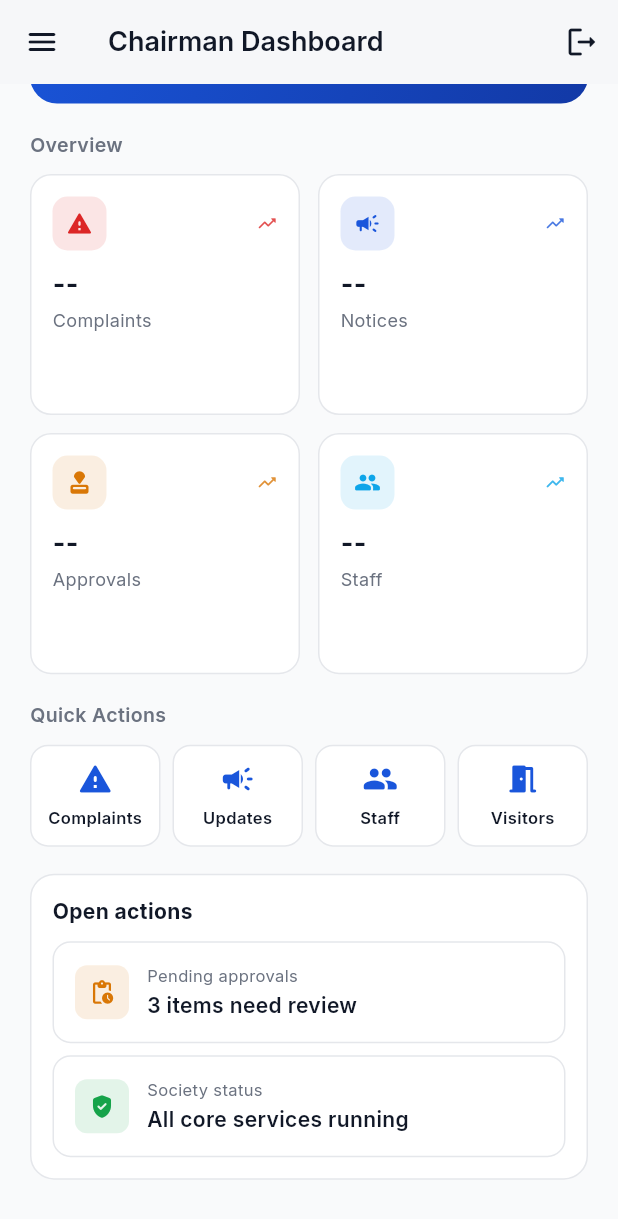
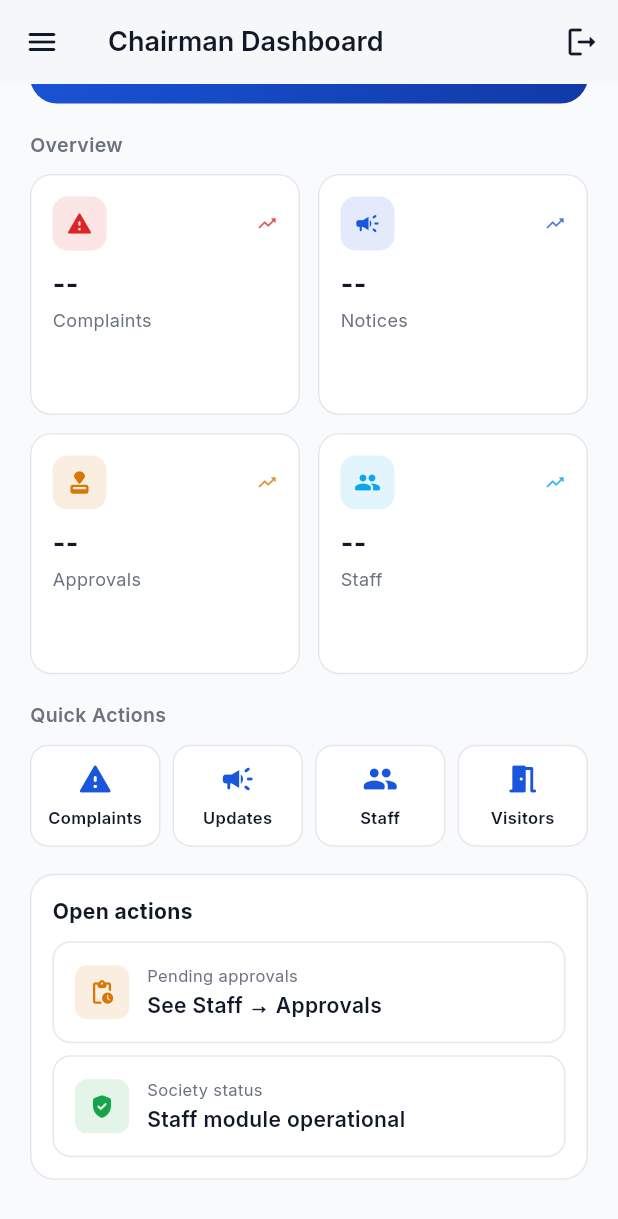
Before and after one commit to nitinshendgeai/AR_SOCIETY_APP, a Flutter app: the CommitteeDashboardScreen screen opened by its route, scrolled down 148 dp, on a phone screen of 412 x 824 dp. Shown: the top 1219 px of the screen. Run offline on Flutter 3.47's test engine with Material 3 defaults, Android fonts, the phone set to English and light mode, and no system bars; our stand-ins replace dio, flutter_dotenv, flutter_riverpod, flutter_secure_storage, go_router, google_fonts and 2 more; accounts and stored records are empty; network calls fail.

Commit message:
chore: finalize staff module and dashboard action audit
Dashboard fixes:
- Admin Dashboard: remove broken 'Add Notice' button (was routing to
  complaintsCreate — a complaint form). Replace with 'Staff List' →
  /staff/list. Fix 'Add Staff' to route to /staff/add instead of the
  staff portal entry /staff.
- Committee, Security, Resident dashboards: replace hardcoded fake
  panel data with accurate instructional guidance text.

Bug fix:
- StaffHomeScreen Handover card was navigating to /staff/handover/:id
  without passing societyId as extra. HandoverScreen defaulted to empty
  string, causing every handover creation API call to fail with 422.
  Now passes societyId via context.push extra.

Docs:
- CHANGELOG.md: full audit summary for 2026-06-17
- KNOWN_ISSUES.md: mark last_login as fixed; add SecurityDashboard
  unreachable note; add drawer role-scope gap
- PROJECT_STATUS.md: update staff module status line; date bump
- STAFF_MANAGEMENT.md: add audit note

Co-Authored-By: Claude Sonnet 4.6 <noreply@anthropic.com>
Claude-Session: https://claude.ai/code/session_012DsKm4gwr1hqHyxDYckb4N

```diff
--- a/mobile/lib/features/dashboard/role_dashboards.dart
+++ b/mobile/lib/features/dashboard/role_dashboards.dart
@@ -511,11 +511,11 @@ class AdminDashboardScreen extends ConsumerWidget {
         Row(children: const [
           _QuickActionChip(icon: Icons.person_add_rounded, label: 'Add Visitor', route: AppRoutes.visitorsCreate),
           SizedBox(width: 8),
-          _QuickActionChip(icon: Icons.report_problem_rounded, label: 'Create Complaint', route: AppRoutes.complaints),
+          _QuickActionChip(icon: Icons.report_problem_rounded, label: 'Complaints', route: AppRoutes.complaints),
           SizedBox(width: 8),
-          _QuickActionChip(icon: Icons.badge_rounded, label: 'Add Staff', route: AppRoutes.staffHome),
+          _QuickActionChip(icon: Icons.person_add_alt_1_rounded, label: 'Add Staff', route: AppRoutes.staffAdd),
           SizedBox(width: 8),
-          _QuickActionChip(icon: Icons.campaign_rounded, label: 'Add Notice', route: AppRoutes.complaintsCreate),
+          _QuickActionChip(icon: Icons.badge_rounded, label: 'Staff List', route: AppRoutes.staffList),
         ]),
         const SizedBox(height: 18),
         const SizedBox(height: 18),
@@ -578,9 +578,9 @@ class CommitteeDashboardScreen extends ConsumerWidget {
         ]),
         const SizedBox(height: 18),
         _OperationalPanel(title: 'Open actions', children: const [
-          _InfoTile(icon: Icons.pending_actions_rounded, title: 'Pending approvals', value: '3 items need review', color: AppTheme.warning),
+          _InfoTile(icon: Icons.pending_actions_rounded, title: 'Pending approvals', value: 'See Staff → Approvals', color: AppTheme.warning),
           SizedBox(height: 8),
-          _InfoTile(icon: Icons.gpp_good_rounded, title: 'Society status', value: 'All core services running', color: AppTheme.success),
+          _InfoTile(icon: Icons.gpp_good_rounded, title: 'Society status', value: 'Staff module operational', color: AppTheme.success),
         ]),
         const SizedBox(height: 18),
         _StatusBar(user: user),
@@ -632,9 +632,9 @@ class SecurityDashboardScreen extends ConsumerWidget {
         ]),
         const SizedBox(height: 18),
         _OperationalPanel(title: 'Shift Notes', children: const [
-          _InfoTile(icon: Icons.swap_horiz_rounded, title: 'Handover', value: 'Shift handover confirmed', color: AppTheme.warning),
+          _InfoTile(icon: Icons.swap_horiz_rounded, title: 'Handover', value: 'Use Staff → Handover to log shift notes', color: AppTheme.warning),
           SizedBox(height: 8),
-          _InfoTile(icon: Icons.gpp_good_rounded, title: 'Security status', value: 'All gates monitored', color: AppTheme.success),
+          _InfoTile(icon: Icons.gpp_good_rounded, title: 'Visitor log', value: 'Use visitor actions above to manage entries', color: AppTheme.success),
         ]),
         const SizedBox(height: 18),
         _StatusBar(user: user),
@@ -686,9 +686,9 @@ class ResidentDashboardScreen extends ConsumerWidget {
         ]),
         const SizedBox(height: 18),
         _OperationalPanel(title: 'Recent updates', children: const [
-          _InfoTile(icon: Icons.info_outline_rounded, title: 'Notice board', value: 'Community meeting scheduled', color: AppTheme.primary),
+          _InfoTile(icon: Icons.info_outline_rounded, title: 'Notice board', value: 'Check notices via Society Updates', color: AppTheme.primary),
           SizedBox(height: 8),
-          _InfoTile(icon: Icons.pending_actions_rounded, title: 'Pending approvals', value: 'Visitor entry approval', color: AppTheme.warning),
+          _InfoTile(icon: Icons.pending_actions_rounded, title: 'Visitor approvals', value: 'Use Visitors above to manage entries', color: AppTheme.warning),
         ]),
         const SizedBox(height: 18),
         _StatusBar(user: user),
--- a/mobile/lib/features/staff/presentation/screens/staff_home_screen.dart
+++ b/mobile/lib/features/staff/presentation/screens/staff_home_screen.dart
@@ -130,7 +130,7 @@ class StaffHomeScreen extends ConsumerWidget {
                   subtitle: 'Create & accept',
                   color: AppTheme.warning,
                   onTap: staffId != null
-                      ? () => context.push('/staff/handover/$staffId')
+                      ? () => context.push('/staff/handover/$staffId', extra: societyId ?? '')
                       : null,
                 ),
                 _ModuleCard(
```
Also changed, not shown: 4 other files.
